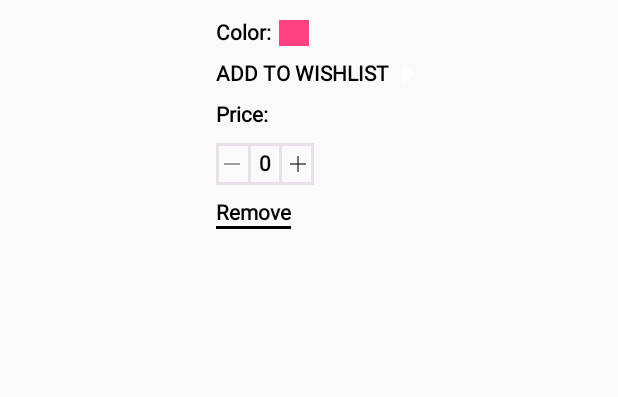
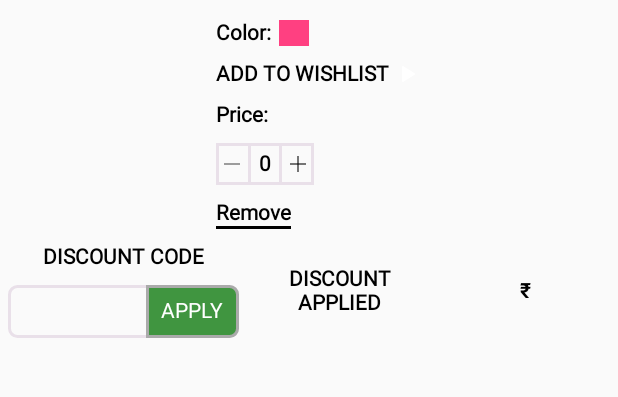
Before and after one commit to yaashvisoftware/demo_project, an Android app: the layout model_shopping_cart_item.xml on its own in the app's theme, with its tools: preview values and no code run, on a phone screen of 412 x 824 dp, the part 161-558 px from its top. Run offline under Robolectric (Android 15) with nearby library versions, the phone set to English and light mode, and no system bars.

Commit message:
Cart Items Design completed

```diff
--- /dev/null
+++ b/app/src/main/java/com/spice/spicestyle/textviewsbuttons/SimpleEditTextBlack.java
@@ -0,0 +1,53 @@
+package com.spice.spicestyle.textviewsbuttons;
+
+import android.content.Context;
+import android.graphics.Color;
+import android.graphics.Typeface;
+import android.support.v7.widget.AppCompatEditText;
+import android.util.AttributeSet;
+
+/**
+ * Created by Yaashvi Software on 3/29/2017.
+ */
+
+public class SimpleEditTextBlack extends AppCompatEditText{
+
+    private Context context;
+
+    public SimpleEditTextBlack(Context context) {
+        super(context);
+        this.context = context;
+        customize();
+    }
+
+    public SimpleEditTextBlack(Context context, AttributeSet attr, int defStyle) {
+        super(context, attr, defStyle);
+        this.context = context;
+        customize();
+    }
+
+    public SimpleEditTextBlack(Context context, AttributeSet attr) {
+        super(context, attr);
+        this.context = context;
+        customize();
+    }
+
+    private void customize() {
+        Typeface font = Typeface.createFromAsset(getContext().getAssets(), "roboto_regular.ttf");
+        setTextColor(Color.BLACK);
+        /*LinearLayout.LayoutParams llp = new LinearLayout.LayoutParams(LinearLayout.LayoutParams.MATCH_PARENT,
+                LinearLayout.LayoutParams.WRAP_CONTENT);
+        llp.setMargins(0, getDimensionPixelSize(R.dimen.selection_tv_margint_top), 0, 0);
+        setLayoutParams(llp);*/
+
+        //setBackgroundResource(R.drawable.selection_text_bg);
+        //left, top ,right , bottom
+        /*setPadding(getDimensionPixelSize(R.dimen.selection_tv_padding_left),
+                getDimensionPixelSize(R.dimen.selection_tv_padding_top),
+                getDimensionPixelSize(R.dimen.selection_tv_padding_left),
+                getDimensionPixelSize(R.dimen.selection_tv_padding_bottom));*/
+
+        /*ViewGroup.MarginLayoutParams mlp = (ViewGroup.MarginLayoutParams) getLayoutParams();
+        mlp.setMargins(0, getDimensionPixelSize(R.dimen.selection_tv_margint_top), 0, 0);*/
+    }
+}
--- /dev/null
+++ b/app/src/main/res/drawable/green_with_dark_gray_boundary.xml
@@ -0,0 +1,14 @@
+<?xml version="1.0" encoding="utf-8"?>
+<shape xmlns:android="http://schemas.android.com/apk/res/android"
+    android:shape="rectangle">
+    <solid android:color="#409540" />
+
+    <corners
+        android:bottomRightRadius="5dp"
+        android:topRightRadius="5dp"/>
+
+    <stroke
+        android:width="@dimen/grey_line_height"
+        android:color="@android:color/darker_gray">
+    </stroke>
+</shape>
--- /dev/null
+++ b/app/src/main/res/drawable/grey_round_boundary.xml
@@ -0,0 +1,11 @@
+<?xml version="1.0" encoding="utf-8"?>
+<shape xmlns:android="http://schemas.android.com/apk/res/android"
+    android:shape="rectangle">
+    <solid android:color="@android:color/transparent" />
+
+    <corners android:radius="5dp" />
+    <stroke
+        android:width="@dimen/grey_line_height"
+        android:color="@color/line_grey">
+    </stroke>
+</shape>
--- a/app/src/main/res/layout/model_shopping_cart_item.xml
+++ b/app/src/main/res/layout/model_shopping_cart_item.xml
@@ -120,7 +120,7 @@
                     android:layout_marginLeft="@dimen/default_side_margin"
                     android:layout_width="wrap_content"
                     android:layout_height="wrap_content"
-                    android:src="@drawable/add_to_wishlist_arrow"/>
+                    android:src="@drawable/arrow_white"/>
 
             </LinearLayout>
 
@@ -218,12 +218,77 @@
         <LinearLayout
             android:layout_width="0dp"
             android:layout_height="wrap_content"
-            android:layout_weight="4">
+            android:layout_weight="4"
+            android:orientation="vertical"
+            android:gravity="center_horizontal">
+
+            <com.spice.spicestyle.textviewsbuttons.BlackTextView
+                android:layout_width="wrap_content"
+                android:layout_height="wrap_content"
+                android:text="DISCOUNT CODE"/>
+
+            <LinearLayout
+                android:layout_marginTop="@dimen/default_top_bottom_margin"
+                android:layout_marginLeft="@dimen/default_side_margin"
+                android:layout_marginRight="@dimen/default_side_margin"
+                android:layout_width="match_parent"
+                android:layout_height="wrap_content"
+                android:background="@drawable/grey_round_boundary"
+                android:weightSum="10">
+
+                <com.spice.spicestyle.textviewsbuttons.SimpleEditTextBlack
+                    android:layout_width="0dp"
+                    android:layout_height="wrap_content"
+                    android:layout_weight="6"
+                    android:background="@android:color/transparent"
+                    android:padding="@dimen/default_side_margin"/>
+
+                <LinearLayout
+                    android:layout_width="0dp"
+                    android:layout_height="match_parent"
+                    android:layout_weight="4"
+                    android:background="@drawable/green_with_dark_gray_boundary"
+                    android:gravity="center">
+
+
+                    <com.spice.spicestyle.textviewsbuttons.SimpleTextView
+                        android:layout_width="wrap_content"
+                        android:layout_height="wrap_content"
+                        android:text="APPLY"
+                        android:textColor="@android:color/white"/>
+
+                </LinearLayout>
+
+
+            </LinearLayout>
 
         </LinearLayout>
 
+        <LinearLayout
+            android:layout_width="0dp"
+            android:layout_height="match_parent"
+            android:layout_weight="3">
 
+            <com.spice.spicestyle.textviewsbuttons.BlackTextView
+                android:layout_width="match_parent"
+                android:layout_height="match_parent"
+                android:gravity="center"
+                android:text="DISCOUNT APPLIED"/>
+
+        </LinearLayout>
+
+        <LinearLayout
+            android:layout_width="0dp"
+            android:layout_height="match_parent"
+            android:layout_weight="3">
+
+            <com.spice.spicestyle.textviewsbuttons.BlackTextView
+                android:id="@+id/tvDisountAmount"
+                android:layout_width="match_parent"
+                android:layout_height="match_parent"
+                android:gravity="center"
+                android:text="@string/rupee_symbol"/>
+
+        </LinearLayout>
     </LinearLayout>
-
-
 </LinearLayout>
--- a/app/src/main/res/values/colors.xml
+++ b/app/src/main/res/values/colors.xml
@@ -6,5 +6,6 @@
     <color name="line_grey">#E9E0E9</color>
     <color name="grey_color">#F9F9F9</color>
     <color name="item_name_color">#000000</color>
+    <color name="shipping_tv_color">#5CB85C</color>
 
 </resources>
```
Also changed, not shown: app/src/main/res/drawable/black_border.xml (added, +9 -0 lines), app/src/main/res/layout/shopping_cart_number_of_items.xml (added, +12 -0 lines), app/src/main/res/layout/shopping_cart_sub_total.xml (added, +142 -0 lines), app/src/main/res/drawable-hdpi/arrow_black.png (added), app/src/main/res/drawable-hdpi/arrow_white.png (renamed from app/src/main/res/drawable-hdpi/add_to_wishlist_arrow.png).
